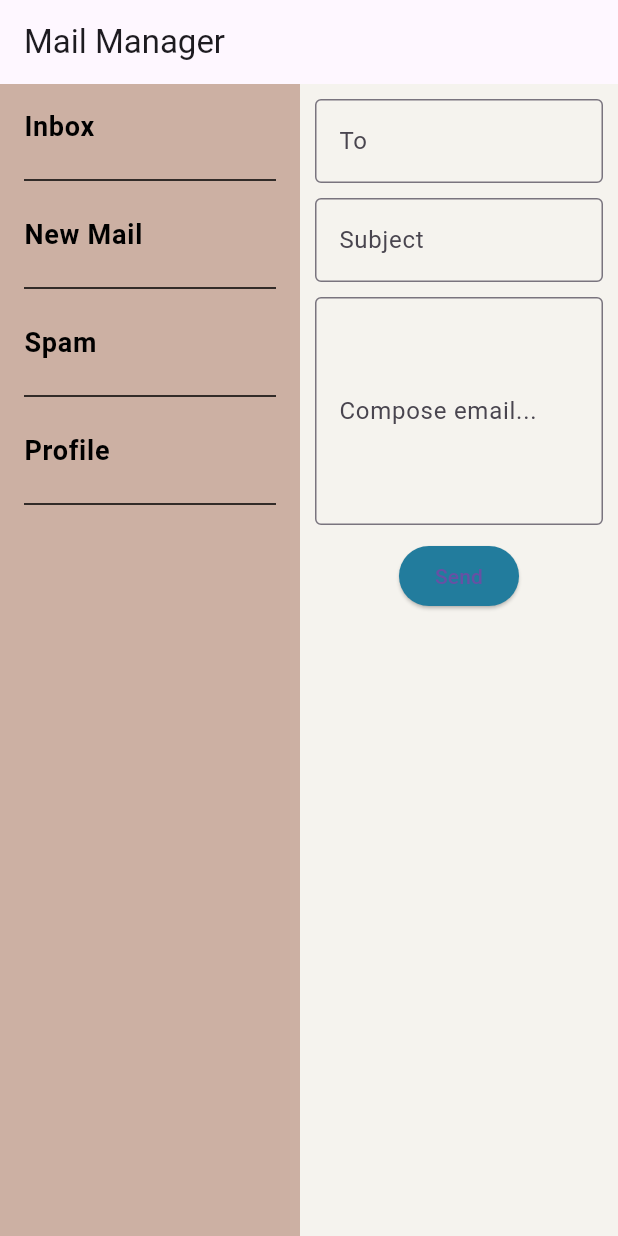
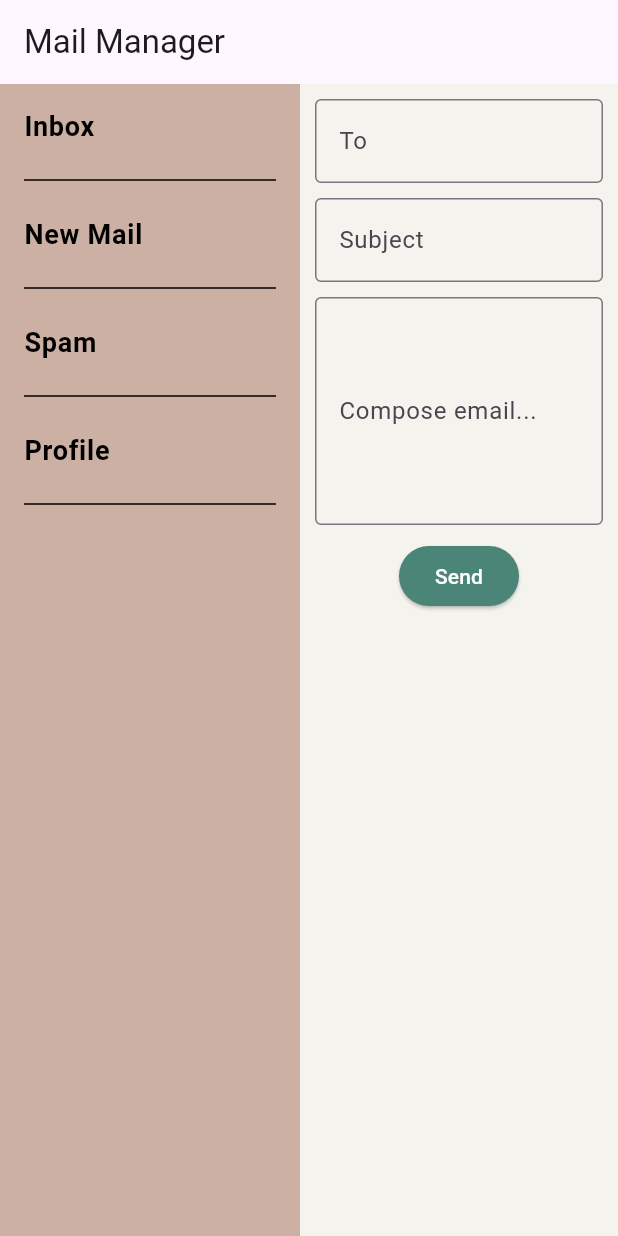
Before and after one commit to EvolOsEIP/EvolOsProject, a Flutter app: the screen it shows after launch, on a phone screen of 412 x 824 dp. Run offline on Flutter 3.47's test engine with Material 3 defaults, Android fonts, the phone set to English and light mode, and no system bars.

Commit message:
UPDATE - start to work on new mail interface - change the colors of btn and container background - set the default page on new_mail.dart to work

```diff
--- a/mailpage/lib/new_mail.dart
+++ b/mailpage/lib/new_mail.dart
@@ -48,10 +48,11 @@ class _NewMailState extends State<NewMail> {
             const SizedBox(height: 10),
             ElevatedButton(
               onPressed: _sendEmail,
-              child: const Text("Send"),
               style: ElevatedButton.styleFrom(
-                backgroundColor: const Color(0xFF227C9D),
+                backgroundColor: const Color(0xFF4A8577),
               ),
+              child: const Text("Send", style: TextStyle(color: Colors.white)),
+
             ),
           ],
         ),
```
